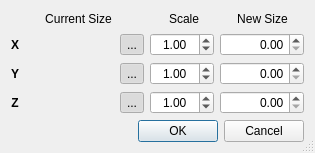
Before: the Qt Designer form forms/ResizeDialog.ui in frontiersi/FaceTools, drawn with Qt 5.
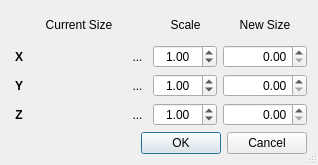
After: the same form once the commit is applied. Icons and pictures are not drawn.

What changed in the file:
```diff
--- a/forms/ResizeDialog.ui
+++ b/forms/ResizeDialog.ui
@@ -6,8 +6,8 @@
    <rect>
     <x>0</x>
     <y>0</y>
-    <width>312</width>
-    <height>153</height>
+    <width>318</width>
+    <height>165</height>
    </rect>
   </property>
   <property name="sizePolicy">
@@ -161,6 +161,16 @@
        <property name="toolTip">
         <string>Maintain Aspect Ratio</string>
        </property>
+       <property name="styleSheet">
+        <string notr="true">QToolButton{
+	border: none;
+}
+QToolButton:hover{
+	border: 1px solid #8f8f91;
+	border-radius: 4px;
+}
+</string>
+       </property>
        <property name="text">
         <string>...</string>
        </property>
@@ -169,6 +179,12 @@
          <normaloff>:/icons/UNLOCK</normaloff>
          <normalon>:/icons/LOCK</normalon>:/icons/UNLOCK</iconset>
        </property>
+       <property name="iconSize">
+        <size>
+         <width>27</width>
+         <height>27</height>
+        </size>
+       </property>
        <property name="checkable">
         <bool>true</bool>
        </property>
@@ -271,6 +287,16 @@
        <property name="toolTip">
         <string>Maintain Aspect Ratio</string>
        </property>
+       <property name="styleSheet">
+        <string notr="true">QToolButton{
+	border: none;
+}
+QToolButton:hover{
+	border: 1px solid #8f8f91;
+	border-radius: 4px;
+}
+</string>
+       </property>
        <property name="text">
         <string>...</string>
        </property>
@@ -279,6 +305,12 @@
          <normaloff>:/icons/UNLOCK</normaloff>
          <normalon>:/icons/LOCK</normalon>:/icons/UNLOCK</iconset>
        </property>
+       <property name="iconSize">
+        <size>
+         <width>27</width>
+         <height>27</height>
+        </size>
+       </property>
        <property name="checkable">
         <bool>true</bool>
        </property>
@@ -378,6 +410,16 @@
        <property name="toolTip">
         <string>Maintain Aspect Ratio</string>
        </property>
+       <property name="styleSheet">
+        <string notr="true">QToolButton{
+	border: none;
+}
+QToolButton:hover{
+	border: 1px solid #8f8f91;
+	border-radius: 4px;
+}
+</string>
+       </property>
        <property name="text">
         <string>...</string>
        </property>
@@ -386,6 +428,12 @@
          <normaloff>:/icons/UNLOCK</normaloff>
          <normalon>:/icons/LOCK</normalon>:/icons/UNLOCK</iconset>
        </property>
+       <property name="iconSize">
+        <size>
+         <width>27</width>
+         <height>27</height>
+        </size>
+       </property>
        <property name="checkable">
         <bool>true</bool>
        </property>
```
